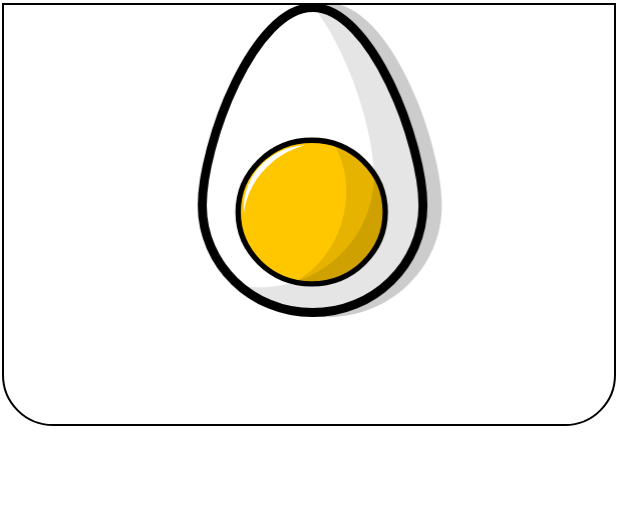
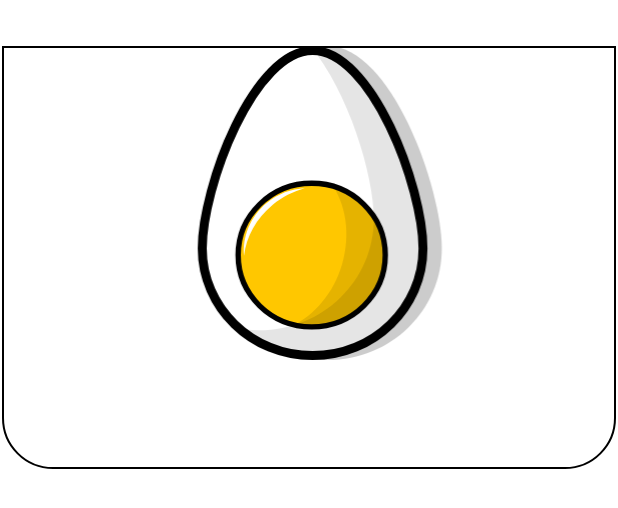
Before and after one commit to okbayby22/FinalProjectMobile, an Android app: the layout activity_main.xml on its own in the app's theme, with its tools: preview values and no code run, on a phone screen of 412 x 824 dp. Shown: the top 508 px of the screen. Run offline under Robolectric (Android 15) with nearby library versions, the phone set to English and light mode, and no system bars.

Commit message:
[HuyNHT]_Update front end

```diff
--- a/PRM_Subject/FinalProjectApp/BuffetRestaurent/app/src/main/java/com/example/buffetrestaurent/MainActivity.java
+++ b/PRM_Subject/FinalProjectApp/BuffetRestaurent/app/src/main/java/com/example/buffetrestaurent/MainActivity.java
@@ -24,6 +24,8 @@ public class MainActivity extends AppCompatActivity {
         mainTabLayout=findViewById(R.id.tabBar);
         tabView=findViewById(R.id.viewPage);
 
+        getSupportActionBar().hide();
+
         pagerAdapter=new PagerAdapter(this
                 );
         tabView.setAdapter(pagerAdapter);
--- a/PRM_Subject/FinalProjectApp/BuffetRestaurent/app/src/main/java/com/example/buffetrestaurent/Utils/Apis.java
+++ b/PRM_Subject/FinalProjectApp/BuffetRestaurent/app/src/main/java/com/example/buffetrestaurent/Utils/Apis.java
@@ -1,7 +1,7 @@
 package com.example.buffetrestaurent.Utils;
 
 public class Apis {
-    public static final String URL_001="http://192.168.0.109:8080/customer/api/";
+    public static final String URL_001="http://10.66.169.165:8080/customer/api/";
 
     public static CustomerService getCustomerService(){
         return  Client.getClient(URL_001).create(CustomerService.class);
--- a/PRM_Subject/FinalProjectApp/BuffetRestaurent/app/src/main/res/layout/activity_main.xml
+++ b/PRM_Subject/FinalProjectApp/BuffetRestaurent/app/src/main/res/layout/activity_main.xml
@@ -12,11 +12,12 @@
         android:layout_height="282dp"
         android:layout_marginStart="1dp"
         android:layout_marginLeft="1dp"
-        android:layout_marginTop="2dp"
         android:layout_marginEnd="1dp"
         android:layout_marginRight="1dp"
+        android:layout_marginBottom="1dp"
         android:background="@drawable/shape"
         android:orientation="vertical"
+        app:layout_constraintBottom_toTopOf="@+id/viewPage"
         app:layout_constraintEnd_toEndOf="parent"
         app:layout_constraintStart_toStartOf="parent"
         app:layout_constraintTop_toTopOf="parent">
@@ -30,15 +31,13 @@
             tools:srcCompat="@drawable/store_icon" />
 
         <com.google.android.material.tabs.TabLayout
+            android:id="@+id/tabBar"
             android:layout_width="300dp"
             android:layout_height="wrap_content"
             android:layout_marginStart="50dp"
             android:layout_marginLeft="50dp"
             app:tabIndicatorColor="@color/Theme"
-            app:tabTextColor="@color/black"
-            android:id="@+id/tabBar"
-            >
-        </com.google.android.material.tabs.TabLayout>
+            app:tabTextColor="@color/black"></com.google.android.material.tabs.TabLayout>
 
     </LinearLayout>
 
--- a/PRM_Subject/FinalProjectApp/BuffetRestaurent/app/src/main/res/layout/fragment_sign_in.xml
+++ b/PRM_Subject/FinalProjectApp/BuffetRestaurent/app/src/main/res/layout/fragment_sign_in.xml
@@ -46,7 +46,7 @@
             android:layout_width="250dp"
             android:layout_height="wrap_content"
             android:ems="10"
-            android:inputType="textPersonName"
+            android:inputType="textPassword"
             app:layout_constraintStart_toStartOf="@+id/signIn_lblPass"
             app:layout_constraintTop_toBottomOf="@+id/signIn_lblPass" />
 
--- a/PRM_Subject/FinalProjectApp/BuffetRestaurent/app/src/main/res/layout/fragment_sign_up.xml
+++ b/PRM_Subject/FinalProjectApp/BuffetRestaurent/app/src/main/res/layout/fragment_sign_up.xml
@@ -47,7 +47,7 @@
             android:layout_width="250dp"
             android:layout_height="wrap_content"
             android:ems="10"
-            android:inputType="textPersonName"
+            android:inputType="textPassword"
             app:layout_constraintStart_toStartOf="@+id/signUp_lblPass"
             app:layout_constraintTop_toBottomOf="@+id/signUp_lblPass" />
 
@@ -65,7 +65,7 @@
             android:layout_width="250dp"
             android:layout_height="wrap_content"
             android:ems="10"
-            android:inputType="textPersonName"
+            android:inputType="textPassword"
             app:layout_constraintStart_toStartOf="@+id/signUp_lblPass"
             app:layout_constraintTop_toBottomOf="@+id/signUp_lblRePass" />
 
--- a/PRM_Subject/FinalProjectApp/BuffetRestaurent/app/src/main/res/xml/network_security_config.xml
+++ b/PRM_Subject/FinalProjectApp/BuffetRestaurent/app/src/main/res/xml/network_security_config.xml
@@ -2,7 +2,7 @@
 <network-security-config>
     <domain-config cleartextTrafficPermitted="true">
         <domain includeSubdomains="true">
-            192.168.0.109
+            10.66.169.165
         </domain>
     </domain-config>
 </network-security-config>
```
